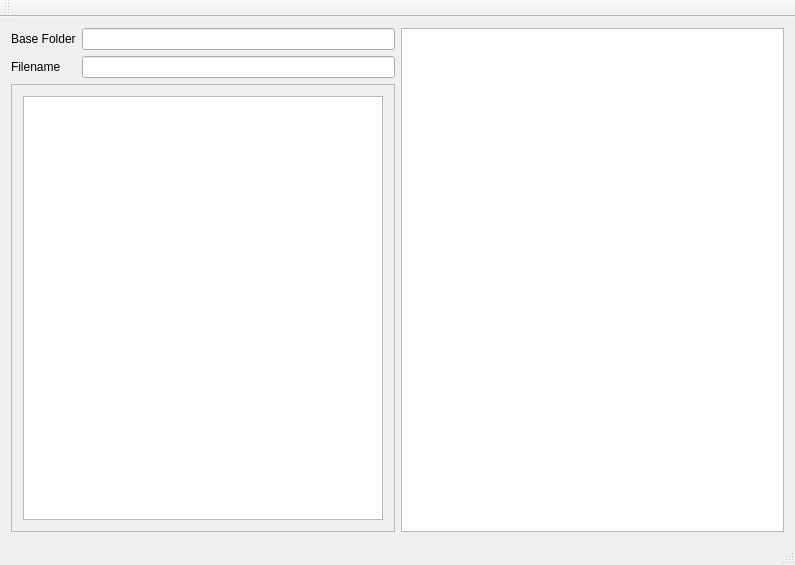
Above: mainwindow.ui from lyleunderwood/renamemer before the change. Below: the same form after it.
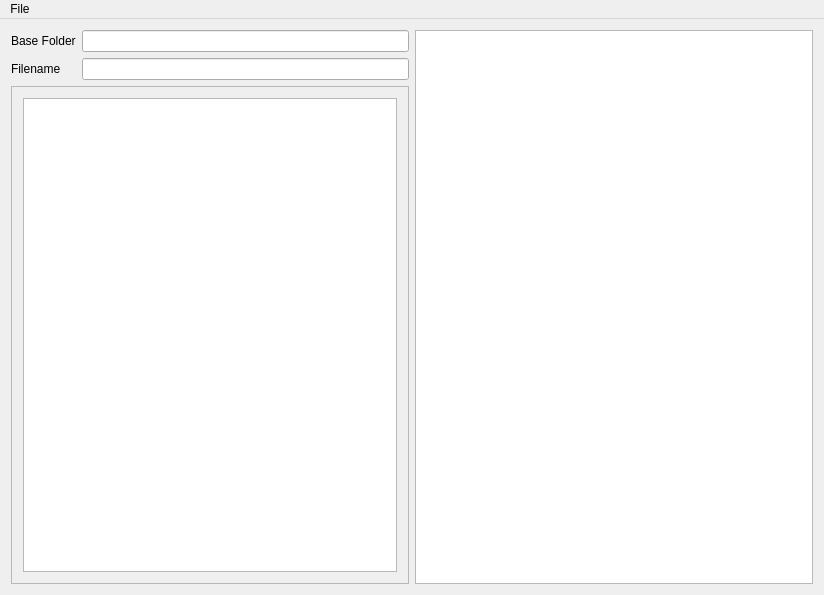
That is the form after the change.

Commit message: windows debugging, file menu

The edit to the form file:
```diff
--- a/mainwindow.ui
+++ b/mainwindow.ui
@@ -6,8 +6,8 @@
    <rect>
     <x>0</x>
     <y>0</y>
-    <width>795</width>
-    <height>565</height>
+    <width>824</width>
+    <height>595</height>
    </rect>
   </property>
   <property name="windowTitle">
@@ -97,20 +97,30 @@
     <rect>
      <x>0</x>
      <y>0</y>
-     <width>795</width>
+     <width>824</width>
      <height>27</height>
     </rect>
    </property>
+   <widget class="QMenu" name="menuFile">
+    <property name="title">
+     <string>File</string>
+    </property>
+    <addaction name="actionBrowse_for_base_folder"/>
+    <addaction name="separator"/>
+    <addaction name="actionExit"/>
+   </widget>
+   <addaction name="menuFile"/>
   </widget>
-  <widget class="QToolBar" name="mainToolBar">
-   <attribute name="toolBarArea">
-    <enum>TopToolBarArea</enum>
-   </attribute>
-   <attribute name="toolBarBreak">
-    <bool>false</bool>
-   </attribute>
-  </widget>
-  <widget class="QStatusBar" name="statusBar"/>
+  <action name="actionBrowse_for_base_folder">
+   <property name="text">
+    <string>Browse for base folder</string>
+   </property>
+  </action>
+  <action name="actionExit">
+   <property name="text">
+    <string>Exit</string>
+   </property>
+  </action>
  </widget>
  <layoutdefault spacing="6" margin="11"/>
  <resources/>
```
Left out of the diff: 2 changed lines with no effect on the pictures. The commit also changes 5 other files.
